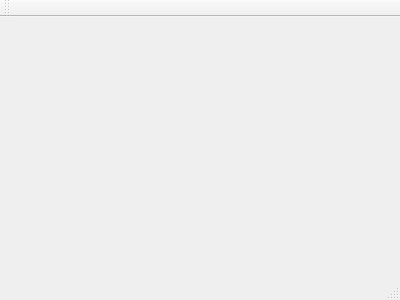
Before: the Qt Designer form core/ui/repowindow.ui in antis81/MsPiggit, drawn with Qt 5.
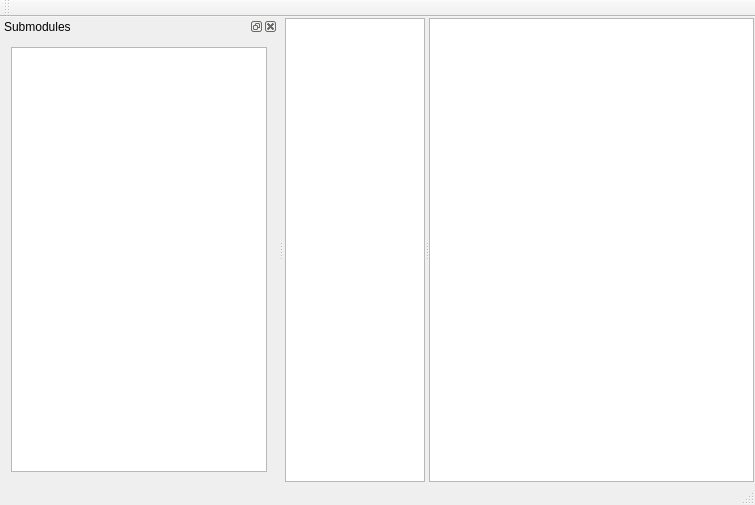
After: the same form once the commit is applied.

Commit message: a rough draft of what is about to come - currently being able to open a repo and search for "refs/heads/master" as the HEAD commit - just showing the hash.

What changed in the file:
```diff
--- a/core/ui/repowindow.ui
+++ b/core/ui/repowindow.ui
@@ -1,24 +1,86 @@
 <ui version="4.0">
  <class>RepoWindow</class>
- <widget class="QMainWindow" name="RepoWindow" >
-  <property name="geometry" >
+ <widget class="QMainWindow" name="RepoWindow">
+  <property name="geometry">
    <rect>
     <x>0</x>
     <y>0</y>
-    <width>400</width>
-    <height>300</height>
+    <width>755</width>
+    <height>505</height>
    </rect>
   </property>
   <property name="windowTitle" >
    <string>RepoWindow</string>
   </property>
-  <widget class="QMenuBar" name="menuBar" />
-  <widget class="QToolBar" name="mainToolBar" />
-  <widget class="QWidget" name="centralWidget" />
-  <widget class="QStatusBar" name="statusBar" />
+  <widget class="QWidget" name="centralWidget">
+   <layout class="QGridLayout" name="gridLayout">
+    <property name="margin">
+     <number>1</number>
+    </property>
+    <property name="horizontalSpacing">
+     <number>-1</number>
+    </property>
+    <item row="0" column="0">
+     <widget class="QSplitter" name="splitter">
+      <property name="orientation">
+       <enum>Qt::Horizontal</enum>
+      </property>
+      <widget class="QTreeView" name="treeRepoRefs">
+       <property name="sizePolicy">
+        <sizepolicy hsizetype="Expanding" vsizetype="Expanding">
+         <horstretch>30</horstretch>
+         <verstretch>0</verstretch>
+        </sizepolicy>
+       </property>
+      </widget>
+      <widget class="QTableView" name="tableCommits">
+       <property name="sizePolicy">
+        <sizepolicy hsizetype="Expanding" vsizetype="Expanding">
+         <horstretch>70</horstretch>
+         <verstretch>0</verstretch>
+        </sizepolicy>
+       </property>
+      </widget>
+     </widget>
+    </item>
+   </layout>
+  </widget>
+  <widget class="QMenuBar" name="menuBar">
+   <property name="geometry">
+    <rect>
+     <x>0</x>
+     <y>0</y>
+     <width>755</width>
+     <height>22</height>
+    </rect>
+   </property>
+  </widget>
+  <widget class="QToolBar" name="mainToolBar">
+   <attribute name="toolBarArea">
+    <enum>TopToolBarArea</enum>
+   </attribute>
+   <attribute name="toolBarBreak">
+    <bool>false</bool>
+   </attribute>
+  </widget>
+  <widget class="QStatusBar" name="statusBar"/>
+  <widget class="QDockWidget" name="dockSubmodules">
+   <property name="windowTitle">
+    <string>Submodules</string>
+   </property>
+   <attribute name="dockWidgetArea">
+    <number>1</number>
+   </attribute>
+   <widget class="QWidget" name="dockWidgetContents">
+    <layout class="QGridLayout" name="gridLayout_2">
+     <item row="0" column="0">
+      <widget class="QTreeView" name="treeSubmodules"/>
+     </item>
+    </layout>
+   </widget>
+  </widget>
  </widget>
- <layoutDefault spacing="6" margin="11" />
- <pixmapfunction></pixmapfunction>
+ <layoutdefault spacing="6" margin="11"/>
  <resources/>
  <connections/>
 </ui>
```
Left out of the diff: 3 changed lines with no effect on the pictures. The commit also changes 2 other files.
